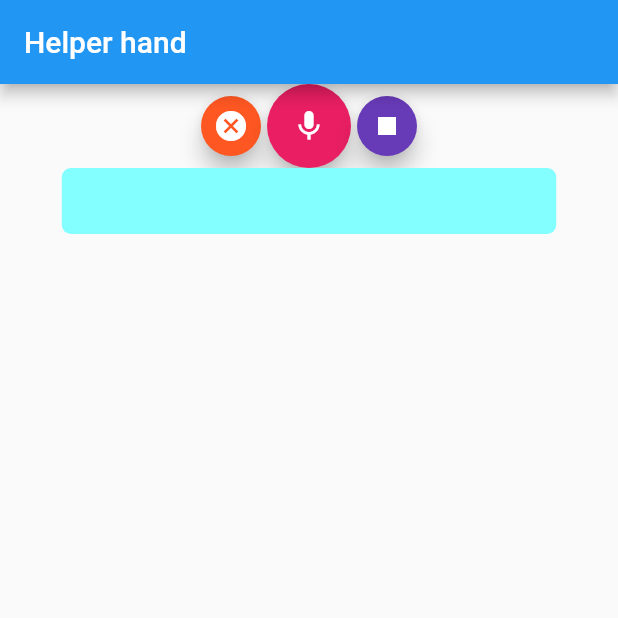
After one commit to viveky259259/flutter_for_people, a Flutter app: the SendEmail screen opened directly, after a tap on the "cancel" icon, on a phone screen of 412 x 824 dp, the top half of it. The commit adds this screen. Run offline on Flutter 3.47's test engine with Material 2 defaults, Android fonts, the phone set to English and light mode, and no system bars; our stand-ins replace bloc, equatable, faker, flip_card, flutter_bloc, get and 4 more; missing offline and left inert: clippy_flutter, firebase, flutter_cupertino_date_picker, giffy_dialog, pagination, razorpay_flutter and 2 more; accounts and stored records are empty.

Commit message:
1. Voice recognition 2. get 3. navigation service

```diff
--- a/lib/navigator/navigation_service.dart
+++ b/lib/navigator/navigation_service.dart
@@ -8,6 +8,6 @@ class NavigationService {
   }
 
   bool goBack() {
-    return navigatorKey.currentState.pop();
+    return navigatorKey.currentState.canPop();
   }
 }
--- /dev/null
+++ b/lib/packages/speech_recognition_example.dart
@@ -0,0 +1,129 @@
+import 'package:url_launcher/url_launcher.dart';
+import 'package:flutter/material.dart';
+import 'package:speech_recognition/speech_recognition.dart';
+
+void main() => runApp(new MyApp());
+
+class MyApp extends StatelessWidget {
+  @override
+  Widget build(BuildContext context) {
+    return new MaterialApp(
+      debugShowCheckedModeBanner: false,
+      title: 'Love Voice',
+      theme: new ThemeData(primarySwatch: Colors.red),
+      home: new SendEmail(),
+    );
+  }
+}
+
+class SendEmail extends StatefulWidget {
+  @override
+  _SendEmailState createState() => _SendEmailState();
+}
+
+class _SendEmailState extends State<SendEmail> {
+
+
+  SpeechRecognition _speechRecognition;
+  bool _isAvailable = false;
+  bool _isListining = false;
+
+  String resultText = "";
+
+  void initState() {
+    super.initState();
+    initSpeechRecognizer();
+  }
+
+  void initSpeechRecognizer() {
+    _speechRecognition = SpeechRecognition();
+
+    _speechRecognition.setAvailabilityHandler(
+            (bool result) => setState(() => _isAvailable = result));
+    _speechRecognition.setRecognitionStartedHandler(
+          () => setState(() => _isListining = true),
+    );
+    _speechRecognition.setRecognitionResultHandler(
+          (String speech) => setState((){
+            resultText = speech;
+
+          }),
+    );
+    _speechRecognition.setRecognitionCompleteHandler(
+          () => setState(() => _isListining = false),
+    );
+    _speechRecognition.activate().then(
+          (result) => setState(() => _isAvailable = result),
+    );
+  }
+
+
+
+
+  @override
+  Widget build(BuildContext context) {
+    return Scaffold(
+      appBar: AppBar(title: Text('Helper hand')),
+      body: Center(
+        child: Column(
+          children: <Widget>[
+
+            Row(
+              mainAxisAlignment: MainAxisAlignment.center,
+              children: <Widget>[
+                FloatingActionButton(
+                    child: Icon(Icons.cancel),
+                    mini: true,
+                    backgroundColor: Colors.deepOrange,
+                    onPressed: () {
+                      if (_isListining)
+                        _speechRecognition
+                            .cancel()
+                            .then((result) => setState(() {
+                          _isListining = result;
+                          resultText = "";
+                        }));
+                    }),
+                FloatingActionButton(
+                    child: Icon(Icons.mic),
+                    backgroundColor: Colors.pink,
+                    onPressed: () {
+                      if (_isAvailable && !_isListining)
+                        _speechRecognition.listen(locale: "en_US");
+                    }),
+                FloatingActionButton(
+                    child: Icon(Icons.stop),
+                    mini: true,
+                    backgroundColor: Colors.deepPurple,
+                    onPressed: () {
+                      if (_isListining)
+                        _speechRecognition.stop().then(
+                              (result) => setState(() => _isListining = result),
+                        );
+                    }),
+              ],
+            ),
+            Container(
+                width: MediaQuery.of(context).size.width * 0.8,
+                decoration: BoxDecoration(
+                  color: Colors.cyanAccent[100],
+                  borderRadius: BorderRadius.circular(6.0),
+                ),
+                padding: EdgeInsets.symmetric(
+                  vertical: 8.0,
+                  horizontal: 12.0,
+                ),
+                child: Text(
+                  resultText,
+                  style: TextStyle(fontSize: 24.0),
+                )),
+            /*
+            this is for the mail send button
+            */
+
+          ],
+        ),
+      ),
+    );
+  }
+}
--- a/pubspec.yaml
+++ b/pubspec.yaml
@@ -14,7 +14,7 @@ description: A new Flutter application.
 version: 1.0.0+1
 
 environment:
-  sdk: ">=2.1.0 <3.0.0"
+  sdk: ">=2.5.0 <3.0.0"
 
 dependencies:
   flutter:
@@ -46,6 +46,9 @@ dependencies:
   pagination: ^0.1.0
   faker:
   get: ^1.10.1
+  url_launcher: 4.1.0
+  speech_recognition: ^0.3.0+1
+
 
 
 
```
Also changed, not shown: lib/packages/get_example.dart (+13 -5 lines), lib/performance/checkStateUpdate.dart (added, +61 -0 lines), pubspec.lock, 2 other files.
